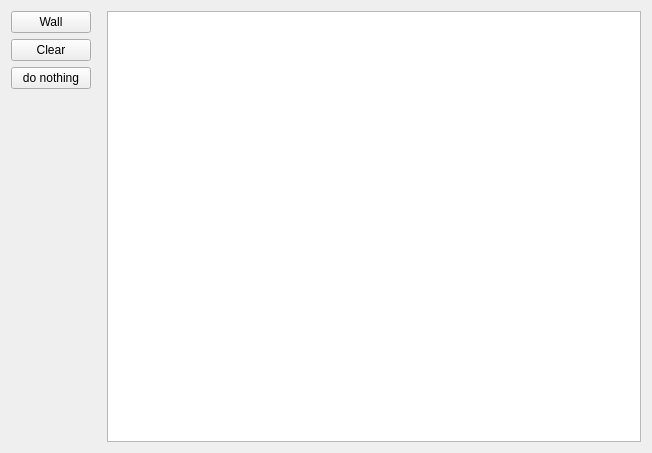
Old version of the form qrgui/interpreters/robots/details/d2RobotModel/d2Form.ui in the repository qreal/qreal.
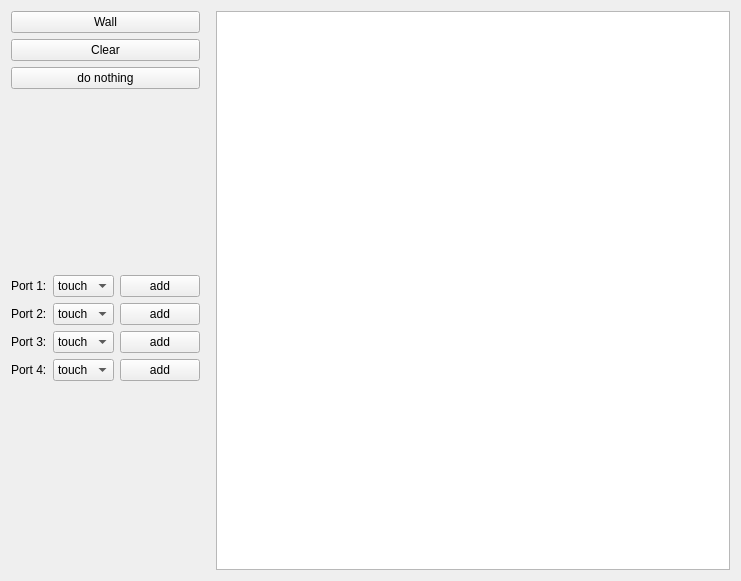
New version of the form.

Commit message: added buildable simple stub for adding ports

```diff
--- a/qrgui/interpreters/robots/details/d2RobotModel/d2Form.ui
+++ b/qrgui/interpreters/robots/details/d2RobotModel/d2Form.ui
@@ -6,15 +6,15 @@
    <rect>
     <x>0</x>
     <y>0</y>
-    <width>652</width>
-    <height>453</height>
+    <width>741</width>
+    <height>581</height>
    </rect>
   </property>
   <property name="windowTitle">
    <string>2D Robot Model</string>
   </property>
   <layout class="QGridLayout" name="gridLayout">
-   <item row="0" column="1">
+   <item row="0" column="1" colspan="3">
     <layout class="QGridLayout" name="gridLayout_3">
      <property name="rightMargin">
       <number>10</number>
@@ -65,6 +65,167 @@
        </property>
       </widget>
      </item>
+     <item row="7" column="0">
+      <spacer name="verticalSpacer_2">
+       <property name="orientation">
+        <enum>Qt::Vertical</enum>
+       </property>
+       <property name="sizeHint" stdset="0">
+        <size>
+         <width>20</width>
+         <height>40</height>
+        </size>
+       </property>
+      </spacer>
+     </item>
+     <item row="5" column="0">
+      <layout class="QGridLayout" name="gridLayout_2">
+       <item row="0" column="0">
+        <widget class="QLabel" name="label">
+         <property name="text">
+          <string>Port 1:</string>
+         </property>
+        </widget>
+       </item>
+       <item row="1" column="0">
+        <widget class="QLabel" name="label_2">
+         <property name="text">
+          <string>Port 2:</string>
+         </property>
+        </widget>
+       </item>
+       <item row="2" column="0">
+        <widget class="QLabel" name="label_3">
+         <property name="text">
+          <string>Port 3:</string>
+         </property>
+        </widget>
+       </item>
+       <item row="0" column="1">
+        <widget class="QComboBox" name="port1Box">
+         <item>
+          <property name="text">
+           <string>touch</string>
+          </property>
+         </item>
+         <item>
+          <property name="text">
+           <string>color</string>
+          </property>
+         </item>
+         <item>
+          <property name="text">
+           <string>sonar</string>
+          </property>
+         </item>
+        </widget>
+       </item>
+       <item row="2" column="1">
+        <widget class="QComboBox" name="port3Box">
+         <item>
+          <property name="text">
+           <string>touch</string>
+          </property>
+         </item>
+         <item>
+          <property name="text">
+           <string>color</string>
+          </property>
+         </item>
+         <item>
+          <property name="text">
+           <string>sonar</string>
+          </property>
+         </item>
+        </widget>
+       </item>
+       <item row="1" column="1">
+        <widget class="QComboBox" name="port2Box">
+         <item>
+          <property name="text">
+           <string>touch</string>
+          </property>
+         </item>
+         <item>
+          <property name="text">
+           <string>color</string>
+          </property>
+         </item>
+         <item>
+          <property name="text">
+           <string>sonar</string>
+          </property>
+         </item>
+        </widget>
+       </item>
+       <item row="0" column="2">
+        <widget class="QPushButton" name="port1AddButton">
+         <property name="text">
+          <string>add</string>
+         </property>
+         <property name="checkable">
+          <bool>true</bool>
+         </property>
+        </widget>
+       </item>
+       <item row="1" column="2">
+        <widget class="QPushButton" name="port2AddButton">
+         <property name="text">
+          <string>add</string>
+         </property>
+         <property name="checkable">
+          <bool>true</bool>
+         </property>
+        </widget>
+       </item>
+       <item row="2" column="2">
+        <widget class="QPushButton" name="port3AddButton">
+         <property name="text">
+          <string>add</string>
+         </property>
+         <property name="checkable">
+          <bool>true</bool>
+         </property>
+        </widget>
+       </item>
+       <item row="3" column="0">
+        <widget class="QLabel" name="label_4">
+         <property name="text">
+          <string>Port 4:</string>
+         </property>
+        </widget>
+       </item>
+       <item row="3" column="1">
+        <widget class="QComboBox" name="port4Box">
+         <item>
+          <property name="text">
+           <string>touch</string>
+          </property>
+         </item>
+         <item>
+          <property name="text">
+           <string>color</string>
+          </property>
+         </item>
+         <item>
+          <property name="text">
+           <string>sonar</string>
+          </property>
+         </item>
+        </widget>
+       </item>
+       <item row="3" column="2">
+        <widget class="QPushButton" name="port4AddButton">
+         <property name="text">
+          <string>add</string>
+         </property>
+         <property name="checkable">
+          <bool>true</bool>
+         </property>
+        </widget>
+       </item>
+      </layout>
+     </item>
     </layout>
    </item>
    <item row="0" column="9">
```
The commit also changes 3 other files.
